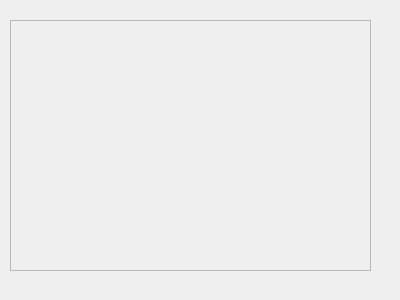
This is twod.ui in LloydThinks/CSC305_A3 as Qt 5 draws it before an edit. The edited form follows.
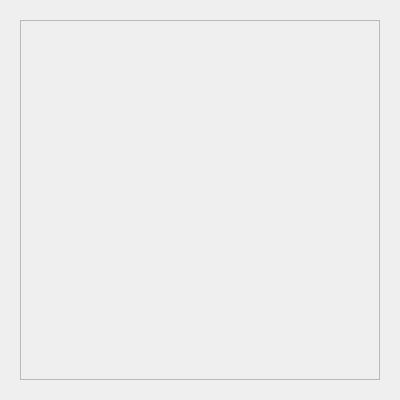
This is the edited form.

What changed in the file:
```diff
--- a/twod.ui
+++ b/twod.ui
@@ -7,7 +7,7 @@
     <x>0</x>
     <y>0</y>
     <width>400</width>
-    <height>300</height>
+    <height>400</height>
    </rect>
   </property>
   <property name="windowTitle">
@@ -16,10 +16,10 @@
   <widget class="QFrame" name="gl2Dview">
    <property name="geometry">
     <rect>
-     <x>10</x>
+     <x>20</x>
      <y>20</y>
-     <width>361</width>
-     <height>251</height>
+     <width>360</width>
+     <height>360</height>
     </rect>
    </property>
    <property name="frameShape">
```
